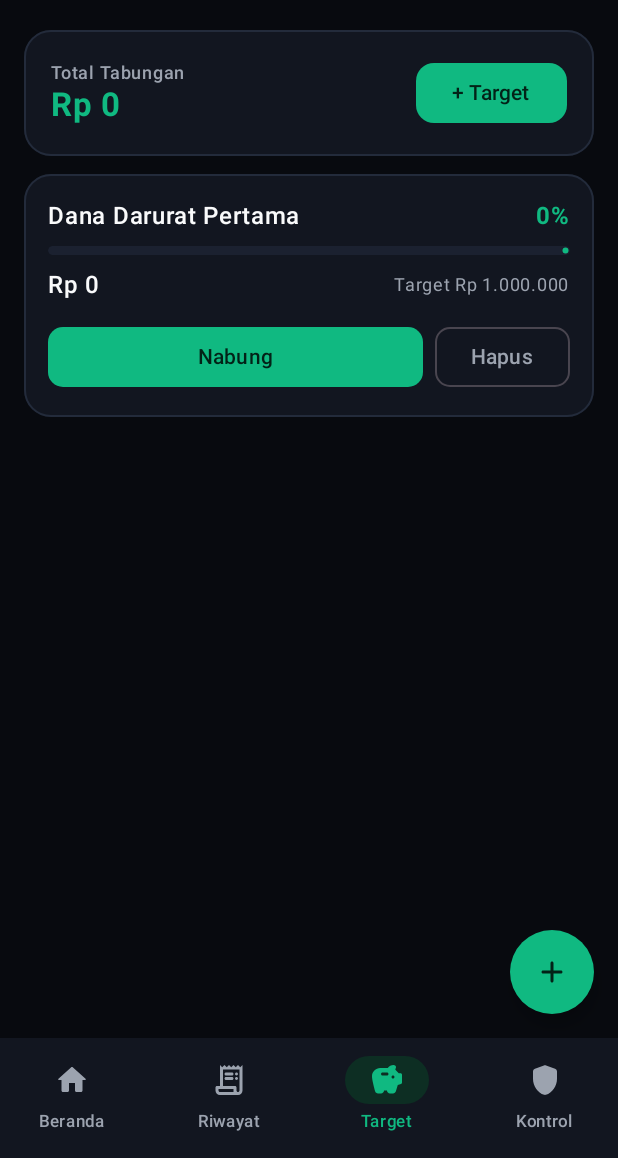
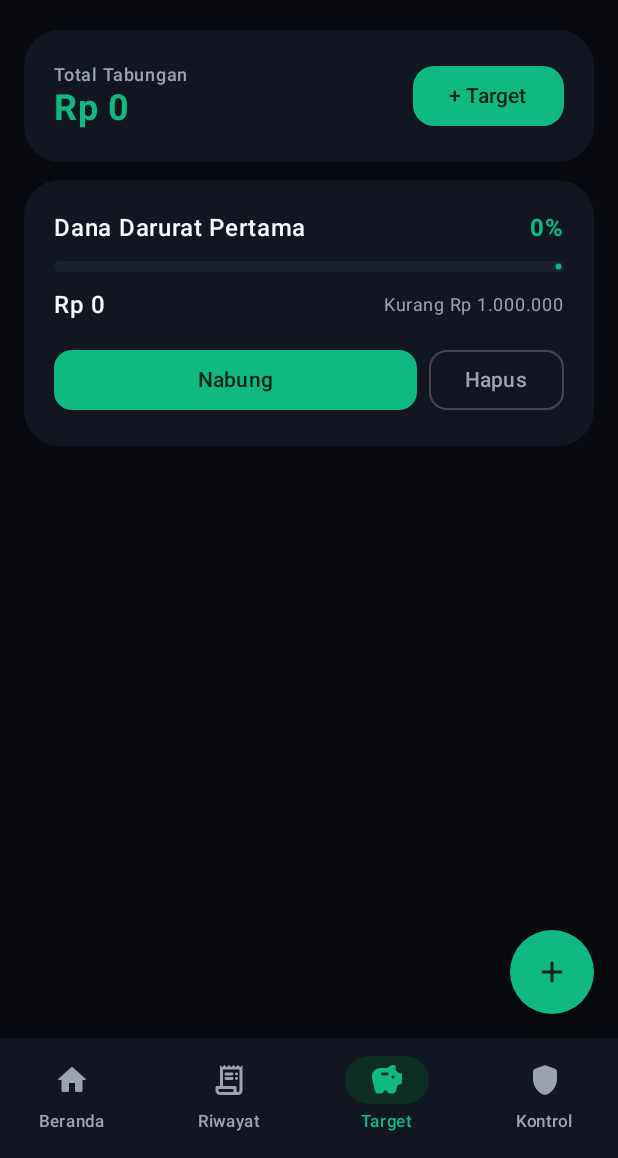
Before and after one commit to Shinnn2205/Dompetku, an Android app built with Jetpack Compose: the screen it shows after launch (MainActivity), item 3 of the bottom bar chosen, on a phone screen of 412 x 824 dp, the part 78-1236 px from its top. Run offline under Robolectric (Android 15) with nearby library versions, the phone set to English and light mode, and no system bars.

Commit message:
Final UI polish: consistent borderless Material 3 surfaces, haptic feedback, monthly category breakdown, quick deposit chips, and delete confirmations

```diff
--- a/app/src/main/java/com/dompetku/app/MainActivity.kt
+++ b/app/src/main/java/com/dompetku/app/MainActivity.kt
@@ -8,6 +8,7 @@ import android.os.Build
 import android.os.Bundle
 import android.widget.Toast
 import androidx.activity.ComponentActivity
+import androidx.activity.SystemBarStyle
 import androidx.activity.compose.setContent
 import androidx.activity.enableEdgeToEdge
 import androidx.activity.result.contract.ActivityResultContracts
@@ -17,9 +18,11 @@ import androidx.compose.animation.core.tween
 import androidx.compose.foundation.Canvas
 import androidx.compose.foundation.background
 import androidx.compose.foundation.clickable
+import androidx.compose.foundation.horizontalScroll
 import androidx.compose.foundation.layout.*
 import androidx.compose.foundation.lazy.LazyColumn
 import androidx.compose.foundation.lazy.items
+import androidx.compose.foundation.rememberScrollState
 import androidx.compose.foundation.shape.CircleShape
 import androidx.compose.foundation.shape.RoundedCornerShape
 import androidx.compose.foundation.text.KeyboardOptions
@@ -33,10 +36,11 @@ import androidx.compose.ui.draw.clip
 import androidx.compose.ui.geometry.CornerRadius
 import androidx.compose.ui.geometry.Offset
 import androidx.compose.ui.geometry.Size
-import androidx.compose.ui.graphics.Brush
 import androidx.compose.ui.graphics.Color
 import androidx.compose.ui.graphics.vector.ImageVector
+import androidx.compose.ui.hapticfeedback.HapticFeedbackType
 import androidx.compose.ui.platform.LocalContext
+import androidx.compose.ui.platform.LocalHapticFeedback
 import androidx.compose.ui.platform.LocalLifecycleOwner
 import androidx.lifecycle.Lifecycle
 import androidx.lifecycle.LifecycleEventObserver
@@ -106,6 +110,21 @@ class MainActivity : ComponentActivity() {
         setContent {
             var appState by remember { mutableStateOf(initialState) }
             var unlocked by remember { mutableStateOf(initialState.pin == null) }
+
+            LaunchedEffect(appState.darkTheme) {
+                enableEdgeToEdge(
+                    statusBarStyle = if (appState.darkTheme) {
+                        SystemBarStyle.dark(android.graphics.Color.TRANSPARENT)
+                    } else {
+                        SystemBarStyle.light(android.graphics.Color.TRANSPARENT, android.graphics.Color.TRANSPARENT)
+                    },
+                    navigationBarStyle = if (appState.darkTheme) {
+                        SystemBarStyle.dark(android.graphics.Color.TRANSPARENT)
+                    } else {
+                        SystemBarStyle.light(android.graphics.Color.TRANSPARENT, android.graphics.Color.TRANSPARENT)
+                    }
+                )
+            }
 
             val lifecycleOwner = LocalLifecycleOwner.current
             DisposableEffect(lifecycleOwner) {
@@ -285,6 +304,7 @@ fun DompetKuApp(
     onResetAll: () -> Unit
 ) {
     val context = LocalContext.current
+    val haptic = LocalHapticFeedback.current
     var currentTab by remember { mutableIntStateOf(0) }
     var showAddTxSheet by remember { mutableStateOf(false) }
     var addTxInitialType by remember { mutableStateOf(TxType.EXPENSE) }
@@ -328,10 +348,12 @@ fun DompetKuApp(
                 }
             }
             if (reasons.isNotEmpty()) {
+                haptic.performHapticFeedback(HapticFeedbackType.LongPress)
                 blockedTxPrompt = tx to reasons.joinToString("\n")
                 return
             }
         }
+        haptic.performHapticFeedback(HapticFeedbackType.TextHandleMove)
         onUpdateState(state.copy(transactions = state.transactions + tx))
         showAddTxSheet = false
         Toast.makeText(context, "Transaksi disimpan", Toast.LENGTH_SHORT).show()
@@ -932,7 +954,46 @@ fun HomeScreen(
             }
         }
 
-        // 6. RECENT ACTIVITY
+        // 6. CATEGORY BREAKDOWN (MONTH)
+        val monthExpensesByCat = state.transactions
+            .filter { it.type == TxType.EXPENSE && it.date.startsWith(monthPrefix) }
+            .groupBy { it.category }
+            .mapValues { (_, list) -> list.sumOf { it.amount } }
+            .entries
+            .sortedByDescending { it.value }
+            .take(4)
+
+        if (monthExpensesByCat.isNotEmpty()) {
+            item {
+                val totalMonth = monthExpensesByCat.sumOf { it.value }.coerceAtLeast(1L)
+                Surface(
+                    shape = RoundedCornerShape(24.dp),
+                    color = MaterialTheme.colorScheme.surface
+                ) {
+                    Column(modifier = Modifier.padding(20.dp), verticalArrangement = Arrangement.spacedBy(10.dp)) {
+                        Text("Pengeluaran Bulan Ini", fontWeight = FontWeight.SemiBold, fontSize = 15.sp)
+                        monthExpensesByCat.forEach { (cat, amt) ->
+                            val frac = (amt.toFloat() / totalMonth.toFloat()).coerceIn(0f, 1f)
+                            val pct = (frac * 100).toInt()
+                            Column(verticalArrangement = Arrangement.spacedBy(4.dp)) {
+                                Row(modifier = Modifier.fillMaxWidth(), horizontalArrangement = Arrangement.SpaceBetween) {
+                                    Text(cat, fontSize = 13.sp, color = MaterialTheme.colorScheme.onSurfaceVariant)
+                                    Text("${formatRp(amt, state.hideBalance)} ($pct%)", fontSize = 13.sp, fontWeight = FontWeight.Medium)
+                                }
+                                LinearProgressIndicator(
+                                    progress = { frac },
+                                    modifier = Modifier.fillMaxWidth().height(5.dp).clip(RoundedCornerShape(999.dp)),
+                                    color = EmeraldPrimary,
+                                    trackColor = MaterialTheme.colorScheme.surfaceVariant
+                                )
+                            }
+                        }
+                    }
+                }
+            }
+        }
+
+        // 7. RECENT ACTIVITY
         item {
             Surface(
                 shape = RoundedCornerShape(24.dp),
@@ -1071,12 +1132,11 @@ fun HistoryScreen(state: AppState, onDeleteTx: (String) -> Unit) {
             }
         } else {
             items(filtered, key = { it.id }) { tx ->
-                Card(
-                    shape = RoundedCornerShape(14.dp),
-                    colors = CardDefaults.cardColors(containerColor = MaterialTheme.colorScheme.surface),
-                    border = androidx.compose.foundation.BorderStroke(1.dp, MaterialTheme.colorScheme.outline)
+                Surface(
+                    shape = RoundedCornerShape(18.dp),
+                    color = MaterialTheme.colorScheme.surface
                 ) {
-                    Box(modifier = Modifier.padding(horizontal = 14.dp)) {
+                    Box(modifier = Modifier.padding(horizontal = 16.dp, vertical = 2.dp)) {
                         TxRow(tx = tx, masked = state.hideBalance, onDelete = { onDeleteTx(tx.id) })
                     }
                 }
@@ -1103,21 +1163,20 @@ fun GoalsScreen(
         verticalArrangement = Arrangement.spacedBy(12.dp)
     ) {
         item {
-            Card(
-                shape = RoundedCornerShape(18.dp),
-                colors = CardDefaults.cardColors(containerColor = MaterialTheme.colorScheme.surface),
-                border = androidx.compose.foundation.BorderStroke(1.dp, MaterialTheme.colorScheme.outline)
+            Surface(
+                shape = RoundedCornerShape(24.dp),
+                color = MaterialTheme.colorScheme.surface
             ) {
                 Row(
-                    modifier = Modifier.fillMaxWidth().padding(18.dp),
+                    modifier = Modifier.fillMaxWidth().padding(20.dp),
                     horizontalArrangement = Arrangement.SpaceBetween,
                     verticalAlignment = Alignment.CenterVertically
                 ) {
                     Column {
                         Text("Total Tabungan", style = MaterialTheme.typography.labelMedium, color = MaterialTheme.colorScheme.onSurfaceVariant)
-                        Text(formatRp(totalSaved, state.hideBalance), fontSize = 22.sp, fontWeight = FontWeight.Bold, color = EmeraldPrimary)
-                    }
-                    Button(onClick = { showNewGoal = true }, shape = RoundedCornerShape(12.dp)) {
+                        Text(formatRp(totalSaved, state.hideBalance), fontSize = 24.sp, fontWeight = FontWeight.Bold, color = EmeraldPrimary)
+                    }
+                    Button(onClick = { showNewGoal = true }, shape = RoundedCornerShape(14.dp)) {
                         Text("+ Target")
                     }
                 }
@@ -1125,35 +1184,41 @@ fun GoalsScreen(
         }
 
         items(state.goals, key = { it.id }) { g ->
-            val pct = ((g.saved.toFloat() / g.target.coerceAtLeast(1L)) * 100).toInt().coerceIn(0, 100)
-            Card(
-                shape = RoundedCornerShape(18.dp),
-                colors = CardDefaults.cardColors(containerColor = MaterialTheme.colorScheme.surface),
-                border = androidx.compose.foundation.BorderStroke(1.dp, MaterialTheme.colorScheme.outline)
+            val rawGoalProg = (g.saved.toFloat() / g.target.coerceAtLeast(1L)).coerceIn(0f, 1f)
+            val animProg by animateFloatAsState(targetValue = rawGoalProg, animationSpec = tween(500), label = "g_prog")
+            val pct = (rawGoalProg * 100).toInt()
+            val kurang = (g.target - g.saved).coerceAtLeast(0L)
+            Surface(
+                shape = RoundedCornerShape(24.dp),
+                color = MaterialTheme.colorScheme.surface
             ) {
-                Column(modifier = Modifier.padding(16.dp)) {
+                Column(modifier = Modifier.padding(20.dp)) {
                     Row(modifier = Modifier.fillMaxWidth(), horizontalArrangement = Arrangement.SpaceBetween) {
                         Text(g.name, fontWeight = FontWeight.SemiBold, fontSize = 16.sp)
                         Text("$pct%", fontWeight = FontWeight.Bold, color = EmeraldPrimary)
                     }
-                    Spacer(Modifier.height(8.dp))
+                    Spacer(Modifier.height(10.dp))
                     LinearProgressIndicator(
-                        progress = { pct / 100f },
-                        modifier = Modifier.fillMaxWidth().height(6.dp).clip(RoundedCornerShape(999.dp)),
+                        progress = { animProg },
+                        modifier = Modifier.fillMaxWidth().height(7.dp).clip(RoundedCornerShape(999.dp)),
                         color = EmeraldPrimary,
                         trackColor = MaterialTheme.colorScheme.surfaceVariant
                     )
-                    Spacer(Modifier.height(8.dp))
+                    Spacer(Modifier.height(10.dp))
                     Row(modifier = Modifier.fillMaxWidth(), horizontalArrangement = Arrangement.SpaceBetween) {
                         Text(formatRp(g.saved, state.hideBalance), fontWeight = FontWeight.Medium)
-                        Text("Target ${formatRp(g.target)}", color = MaterialTheme.colorScheme.onSurfaceVariant, fontSize = 12.sp)
-                    }
-                    Spacer(Modifier.height(12.dp))
+                        Text(
+                            if (kurang == 0L) "Target Tercapai!" else "Kurang ${formatRp(kurang, state.hideBalance)}",
+                            color = if (kurang == 0L) EmeraldPrimary else MaterialTheme.colorScheme.onSurfaceVariant,
+                            fontSize = 12.sp
+                        )
+                    }
+                    Spacer(Modifier.height(14.dp))
                     Row(horizontalArrangement = Arrangement.spacedBy(8.dp)) {
-                        Button(onClick = { depositGoal = g }, modifier = Modifier.weight(1f), shape = RoundedCornerShape(10.dp)) {
+                        Button(onClick = { depositGoal = g }, modifier = Modifier.weight(1f), shape = RoundedCornerShape(12.dp)) {
                             Text("Nabung")
                         }
-                        OutlinedButton(onClick = { onDeleteGoal(g.id) }, shape = RoundedCornerShape(10.dp)) {
+                        OutlinedButton(onClick = { onDeleteGoal(g.id) }, shape = RoundedCornerShape(12.dp)) {
                             Text("Hapus")
                         }
                     }
@@ -1208,6 +1273,14 @@ fun GoalsScreen(
                         keyboardOptions = KeyboardOptions(keyboardType = KeyboardType.Number),
                         singleLine = true
                     )
+                    Row(horizontalArrangement = Arrangement.spacedBy(6.dp), modifier = Modifier.horizontalScroll(rememberScrollState())) {
+                        listOf(10_000L to "+10rb", 20_000L to "+20rb", 50_000L to "+50rb", 100_000L to "+100rb").forEach { (v, lbl) ->
+                            SuggestionChip(
+                                onClick = { amtStr = ((amtStr.toLongOrNull() ?: 0L) + v).toString() },
+                                label = { Text(lbl, fontSize = 11.sp) }
+                            )
+                        }
+                    }
                     Row(verticalAlignment = Alignment.CenterVertically, modifier = Modifier.clickable { deduct = !deduct }) {
                         Checkbox(checked = deduct, onCheckedChange = { deduct = it })
                         Text("Potong dari saldo utama", style = MaterialTheme.typography.bodySmall)
@@ -1247,12 +1320,11 @@ fun ControlScreen(
         verticalArrangement = Arrangement.spacedBy(12.dp)
     ) {
         item {
-            Card(
-                shape = RoundedCornerShape(18.dp),
-                colors = CardDefaults.cardColors(containerColor = MaterialTheme.colorScheme.surface),
-                border = androidx.compose.foundation.BorderStroke(1.dp, MaterialTheme.colorScheme.outline)
+            Surface(
+                shape = RoundedCornerShape(24.dp),
+                color = MaterialTheme.colorScheme.surface
             ) {
-                Column(modifier = Modifier.padding(16.dp), verticalArrangement = Arrangement.spacedBy(10.dp)) {
+                Column(modifier = Modifier.padding(20.dp), verticalArrangement = Arrangement.spacedBy(10.dp)) {
                     Text("Kontrol Pengeluaran Harian", fontWeight = FontWeight.SemiBold, fontSize = 16.sp)
                     Row(horizontalArrangement = Arrangement.spacedBy(10.dp)) {
                         OutlinedTextField(
@@ -1317,12 +1389,11 @@ fun ControlScreen(
 
         items(state.bans, key = { it.id }) { b ->
             val streak = daysBetweenISO(b.lastBrokenDate ?: b.createdAt, todayISO())
-            Card(
-                shape = RoundedCornerShape(16.dp),
-                colors = CardDefaults.cardColors(containerColor = MaterialTheme.colorScheme.surface),
-                border = androidx.compose.foundation.BorderStroke(1.dp, MaterialTheme.colorScheme.outline)
+            Surface(
+                shape = RoundedCornerShape(22.dp),
+                color = MaterialTheme.colorScheme.surface
             ) {
-                Column(modifier = Modifier.padding(16.dp)) {
+                Column(modifier = Modifier.padding(18.dp)) {
                     Row(modifier = Modifier.fillMaxWidth(), horizontalArrangement = Arrangement.SpaceBetween, verticalAlignment = Alignment.CenterVertically) {
                         Text(b.name, fontWeight = FontWeight.SemiBold, modifier = Modifier.weight(1f))
                         Switch(checked = b.active, onCheckedChange = { onToggleBan(b.id) })
@@ -1499,6 +1570,8 @@ fun SettingsDialog(
 ) {
     val context = LocalContext.current
     var showPinInput by remember { mutableStateOf(false) }
+    var confirmClearTx by remember { mutableStateOf(false) }
+    var confirmResetAll by remember { mutableStateOf(false) }
 
     AlertDialog(
         onDismissRequest = onDismiss,
@@ -1538,10 +1611,10 @@ fun SettingsDialog(
                     OutlinedButton(onClick = onImportJson, modifier = Modifier.weight(1f)) { Text("Impor") }
                 }
 
-                TextButton(onClick = onClearTx, modifier = Modifier.fillMaxWidth()) {
+                TextButton(onClick = { confirmClearTx = true }, modifier = Modifier.fillMaxWidth()) {
                     Text("Hapus Riwayat Transaksi Saja", color = WarnAmber)
                 }
-                TextButton(onClick = onResetAll, modifier = Modifier.fillMaxWidth()) {
+                TextButton(onClick = { confirmResetAll = true }, modifier = Modifier.fillMaxWidth()) {
                     Text("Hapus Semua Data (Reset Total)", color = DangerRed)
                 }
             }
@@ -1550,6 +1623,37 @@ fun SettingsDialog(
             TextButton(onClick = onDismiss) { Text("Tutup") }
         }
     )
+
+    if (confirmClearTx) {
+        AlertDialog(
+            onDismissRequest = { confirmClearTx = false },
+            title = { Text("Hapus Riwayat Transaksi?") },
+            text = { Text("Semua catatan pemasukan & pengeluaran akan dihapus, sedangkan target tabungan dan larangan tetap tersimpan.") },
+            confirmButton = {
+                Button(onClick = { confirmClearTx = false; onClearTx() }) { Text("Ya, Hapus") }
+            },
+            dismissButton = {
+                TextButton(onClick = { confirmClearTx = false }) { Text("Batal") }
+            }
+        )
+    }
+
+    if (confirmResetAll) {
+        AlertDialog(
+            onDismissRequest = { confirmResetAll = false },
+            title = { Text("Reset Semua Data?") },
+            text = { Text("Seluruh transaksi, target tabungan, larangan jajan, dan PIN akan dihapus permanen dari HP ini.") },
+            confirmButton = {
+                Button(
+                    onClick = { confirmResetAll = false; onResetAll() },
+                    colors = ButtonDefaults.buttonColors(containerColor = DangerRed)
+                ) { Text("Ya, Reset Total") }
+            },
+            dismissButton = {
+                TextButton(onClick = { confirmResetAll = false }) { Text("Batal") }
+            }
+        )
+    }
 
     if (showPinInput) {
         var newPin by remember { mutableStateOf("") }
```
